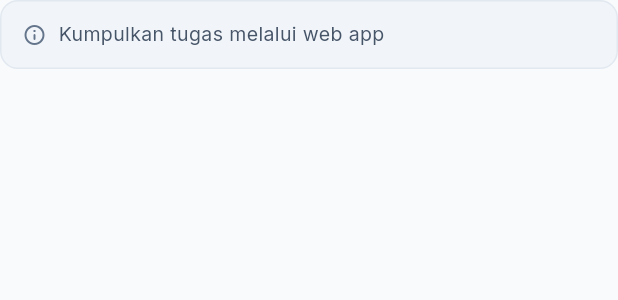
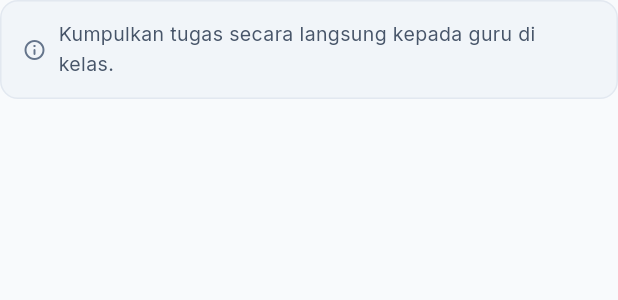
Before and after one commit to imnatann/floz-sdn-kelapadua-iv, a Flutter app: the _NoSubmissionBanner widget shown alone on an empty page, opened directly, on a phone screen of 412 x 824 dp. Shown: the top 300 px of the screen. Run offline on Flutter 3.47's test engine with Material 3 defaults, Android fonts, the phone set to English and light mode, and no system bars; our stand-ins replace cached_network_image, dio, flutter_riverpod, flutter_secure_storage, flutter_svg, go_router and 4 more; accounts and stored records are empty; network calls fail.

Commit message:
fix(mobile/assignments): correct submission hint to reflect offline-only flow
The 'Status Pengumpulan' banner said 'Kumpulkan tugas melalui web
app' but submissions are physical-only — mobile has no upload flow
and web admin has the OfflineAssignment digital-submission pages
unwired. Replaced with 'Kumpulkan tugas secara langsung kepada guru
di kelas.' to match the actual workflow.

Co-Authored-By: Claude Opus 4.7 (1M context) <noreply@anthropic.com>

```diff
--- a/floz_mobile/lib/features/student/assignments/presentation/screens/assignment_detail_screen.dart
+++ b/floz_mobile/lib/features/student/assignments/presentation/screens/assignment_detail_screen.dart
@@ -439,7 +439,7 @@ class _NoSubmissionBanner extends StatelessWidget {
           SizedBox(width: 8),
           Expanded(
             child: Text(
-              'Kumpulkan tugas melalui web app',
+              'Kumpulkan tugas secara langsung kepada guru di kelas.',
               style: TextStyle(
                 fontSize: 13,
                 color: AppColors.slate600,
```
